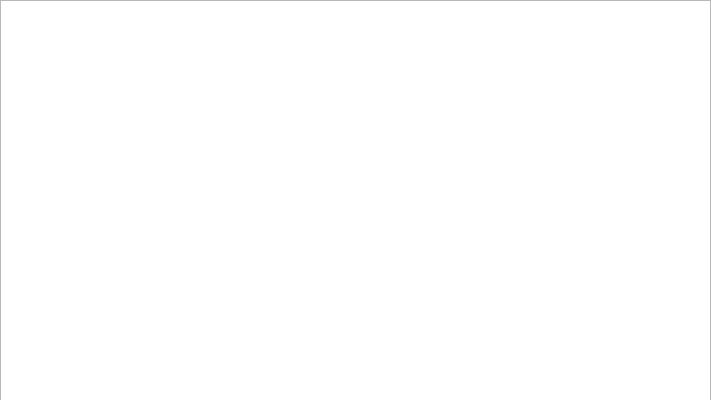
This is Interfaz/tabla.ui in Granzo05/mineria-de-datos as Qt 5 draws it before an edit. The edited form follows.
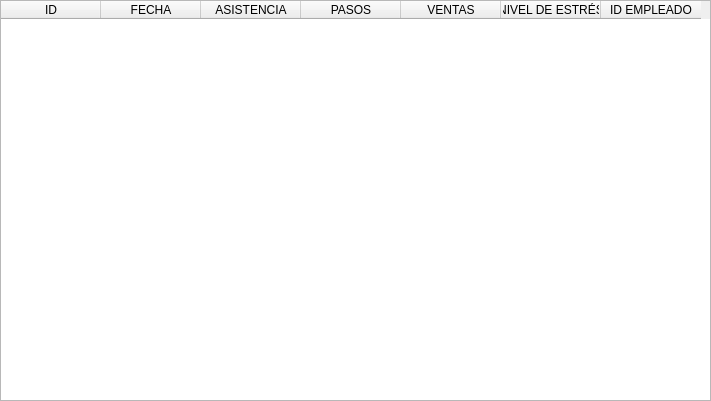
This is the edited form.

The edit to the form file:
```diff
--- a/Interfaz/tabla.ui
+++ b/Interfaz/tabla.ui
@@ -7,19 +7,19 @@
     <x>0</x>
     <y>0</y>
     <width>711</width>
-    <height>400</height>
+    <height>401</height>
    </rect>
   </property>
   <property name="minimumSize">
    <size>
-    <width>711</width>
-    <height>400</height>
+    <width>0</width>
+    <height>0</height>
    </size>
   </property>
   <property name="maximumSize">
    <size>
-    <width>711</width>
-    <height>400</height>
+    <width>1920</width>
+    <height>1080</height>
    </size>
   </property>
   <property name="windowTitle">
@@ -38,6 +38,41 @@
      <height>401</height>
     </rect>
    </property>
+   <column>
+    <property name="text">
+     <string>ID</string>
+    </property>
+   </column>
+   <column>
+    <property name="text">
+     <string>FECHA</string>
+    </property>
+   </column>
+   <column>
+    <property name="text">
+     <string>ASISTENCIA</string>
+    </property>
+   </column>
+   <column>
+    <property name="text">
+     <string>PASOS</string>
+    </property>
+   </column>
+   <column>
+    <property name="text">
+     <string>VENTAS</string>
+    </property>
+   </column>
+   <column>
+    <property name="text">
+     <string>NIVEL DE ESTRÉS</string>
+    </property>
+   </column>
+   <column>
+    <property name="text">
+     <string>ID EMPLEADO</string>
+    </property>
+   </column>
   </widget>
  </widget>
  <resources/>
```
